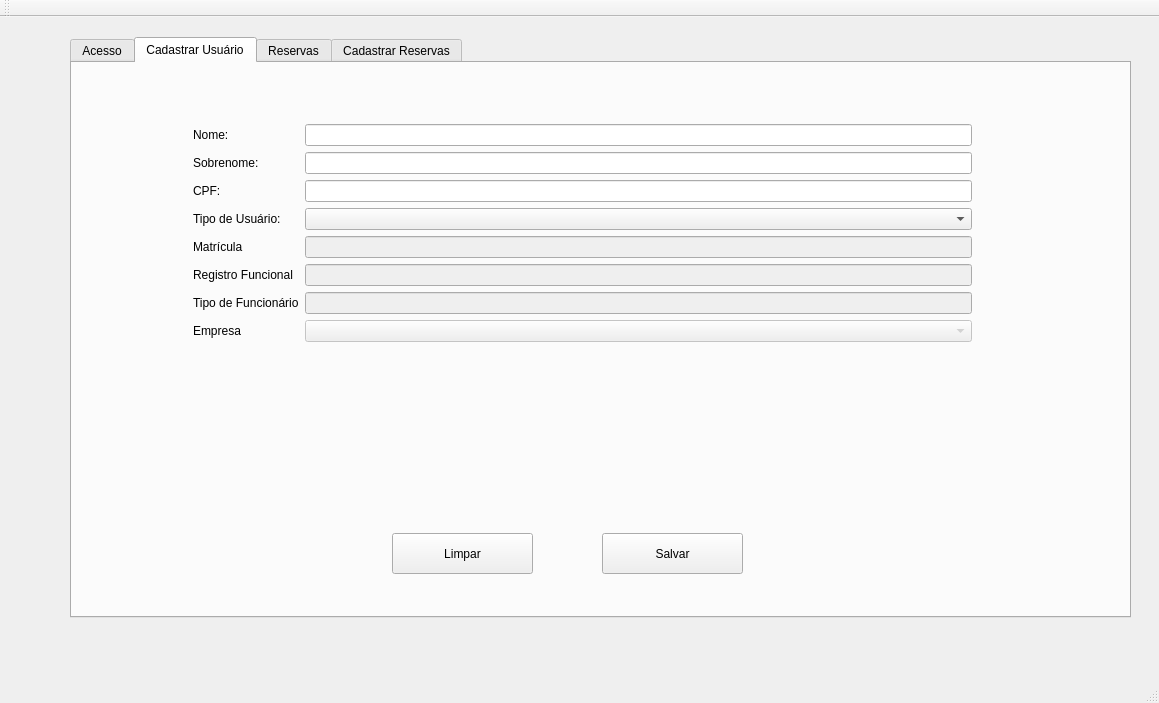
Before: the Qt Designer form mainwindow.ui in lksalbq/user-control-system, drawn with Qt 5.
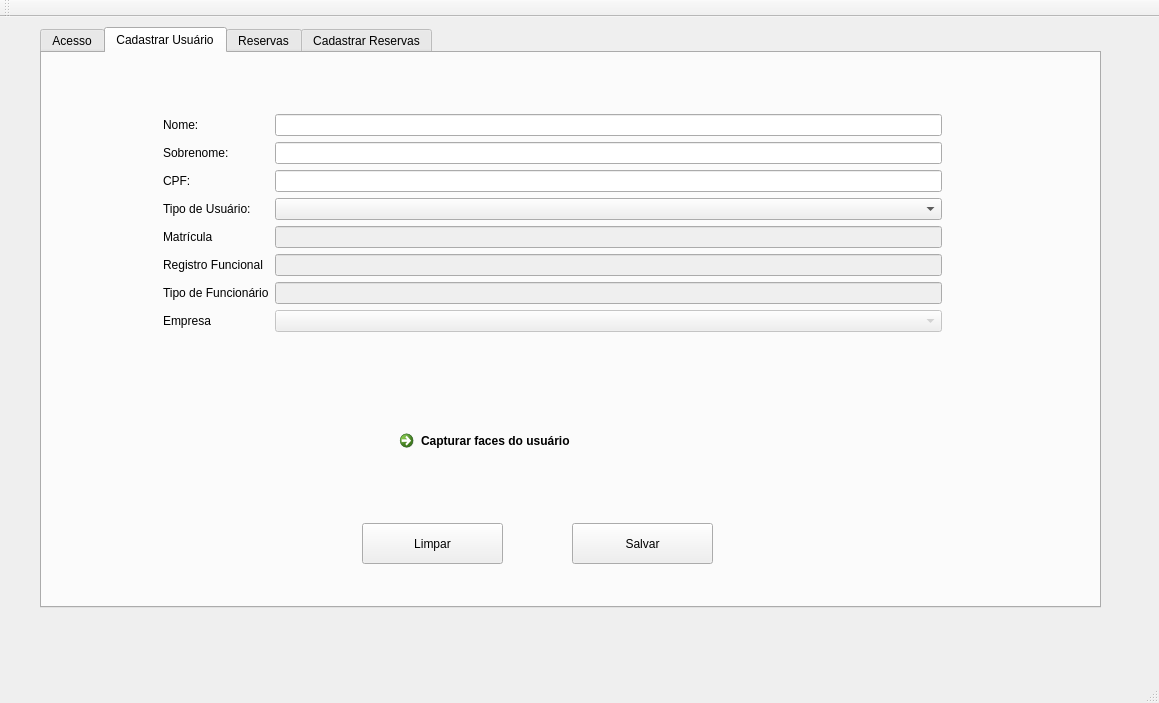
After: the same form once the commit is applied.

```diff
--- a/mainwindow.ui
+++ b/mainwindow.ui
@@ -20,8 +20,8 @@
    <widget class="QTabWidget" name="tabWidget">
     <property name="geometry">
      <rect>
-      <x>70</x>
-      <y>20</y>
+      <x>40</x>
+      <y>10</y>
       <width>1061</width>
       <height>581</height>
      </rect>
@@ -241,6 +241,22 @@
        <string>Limpar</string>
       </property>
      </widget>
+     <widget class="QCommandLinkButton" name="saveFaces">
+      <property name="geometry">
+       <rect>
+        <x>350</x>
+        <y>370</y>
+        <width>361</width>
+        <height>53</height>
+       </rect>
+      </property>
+      <property name="styleSheet">
+       <string notr="true">background-color: rgb(211, 215, 207);</string>
+      </property>
+      <property name="text">
+       <string>Capturar faces do usuário</string>
+      </property>
+     </widget>
     </widget>
     <widget class="QWidget" name="tab_3">
      <attribute name="title">
```
Left out of the diff: 2 changed lines with no effect on the pictures.
